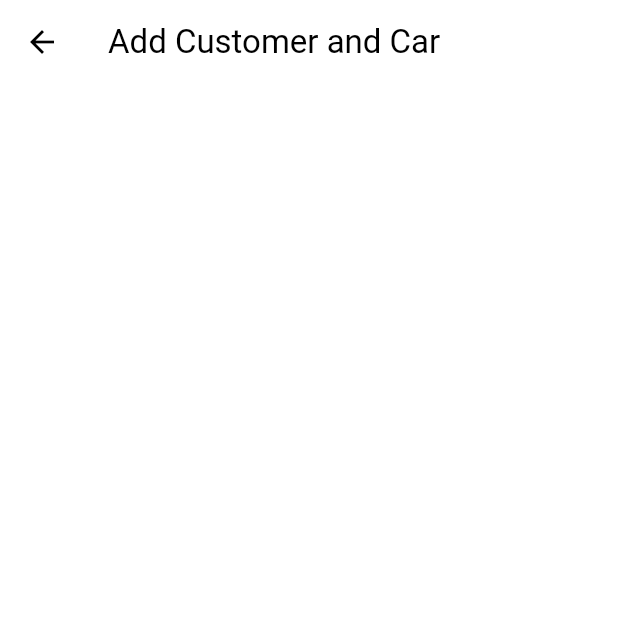
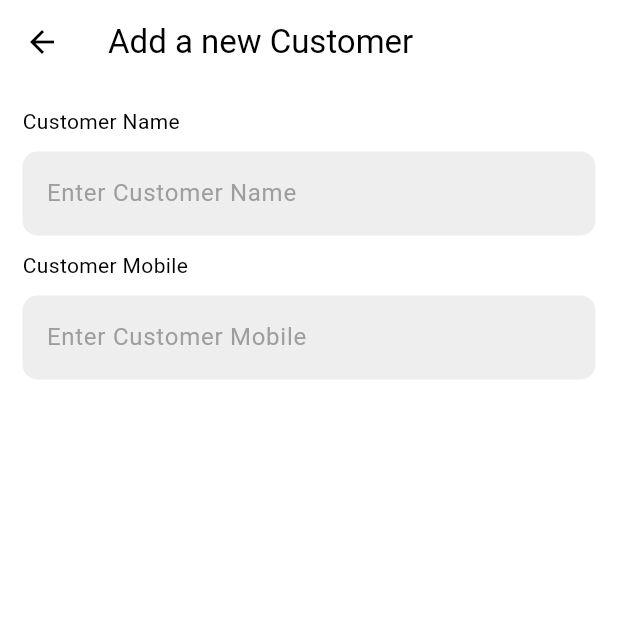
Before and after one commit to Victor-chiemerie/Solomento-records, a Flutter app: the screen it shows once a user with an empty profile is signed in, after a tap on the "add" icon, on a phone screen of 412 x 824 dp, the top half of it. Run offline on Flutter 3.47's test engine with Material 3 defaults, Android fonts, the phone set to English and light mode, and no system bars; our stand-ins replace bloc, cloud_firestore, equatable, firebase_auth, firebase_core, flutter_bloc; accounts and stored records are empty.

Commit message:
create UI to add customer

```diff
--- /dev/null
+++ b/lib/Logic/blocs/customer_bloc/customer_bloc.dart
@@ -0,0 +1,23 @@
+import 'dart:developer';
+import 'package:bloc/bloc.dart';
+import 'package:equatable/equatable.dart';
+import 'package:record_repository/record_repository.dart';
+part 'customer_event.dart';
+part 'customer_state.dart';
+
+class CustomerBloc extends Bloc<CustomerEvent, CustomerState> {
+  final RecordRepository _recordRepository;
+  CustomerBloc({required RecordRepository myRecordRepository})
+      : _recordRepository = myRecordRepository,
+        super(const CustomerState.loading()) {
+    on<GetAllCustomers>((event, emit) async {
+      try {
+        List<Customer> customers = await _recordRepository.getCustomers();
+        emit(CustomerState.success(customers));
+      } catch (error) {
+        log(error.toString());
+        emit(const CustomerState.failure());
+      }
+    });
+  }
+}
--- /dev/null
+++ b/lib/Logic/blocs/customer_bloc/customer_event.dart
@@ -0,0 +1,15 @@
+part of 'customer_bloc.dart';
+
+abstract class CustomerEvent extends Equatable {
+  const CustomerEvent();
+
+  @override
+  List<Object> get props => [];
+}
+
+class GetAllCustomers extends CustomerEvent {
+  const GetAllCustomers();
+
+  @override
+  List<Object> get props => [];
+}
--- /dev/null
+++ b/lib/Logic/blocs/customer_bloc/customer_state.dart
@@ -0,0 +1,26 @@
+part of 'customer_bloc.dart';
+
+enum CustomerStatus { success, loading, failure }
+
+class CustomerState extends Equatable {
+  final CustomerStatus status;
+  final List<Customer>? customers;
+
+  const CustomerState._({this.status = CustomerStatus.loading, this.customers,});
+
+  /// No information about [CustomerStatus].
+  const CustomerState.loading() : this._();
+
+  /// User status is [success].
+  const CustomerState.success(List<Customer>? customers)
+      : this._(
+          status: CustomerStatus.success,
+          customers: customers,
+        );
+
+  /// User status is [failure].
+  const CustomerState.failure() : this._(status: CustomerStatus.failure);
+
+  @override
+  List<Object> get props => [status];
+}
--- /dev/null
+++ b/lib/UI/customers/add_customer_page.dart
@@ -0,0 +1,57 @@
+import 'package:flutter/material.dart';
+import 'package:solomento_records/Components/text_field.dart';
+
+class AddCustomerPage extends StatefulWidget {
+  const AddCustomerPage({super.key});
+
+  @override
+  State<AddCustomerPage> createState() => _AddCustomerPageState();
+}
+
+class _AddCustomerPageState extends State<AddCustomerPage> {
+  final nameController = TextEditingController();
+  final mobileController = TextEditingController();
+
+  @override
+  Widget build(BuildContext context) {
+    return Scaffold(
+      appBar: AppBar(
+        title: const Text('Add a new Customer'),
+      ),
+      body: SingleChildScrollView(
+        physics: const AlwaysScrollableScrollPhysics(),
+        child: Padding(
+          padding: const EdgeInsets.all(15),
+          child: Form(
+            child: Column(
+              crossAxisAlignment: CrossAxisAlignment.start,
+              children: [
+                // name
+                const Text('Customer Name'),
+                const SizedBox(height: 10),
+                MyTextField(
+                  controller: nameController,
+                  hintText: 'Enter Customer Name',
+                  obscureText: false,
+                  keyboardType: TextInputType.text,
+                ),
+
+                const SizedBox(height: 10),
+
+                // mobile
+                const Text('Customer Mobile'),
+                const SizedBox(height: 10),
+                MyTextField(
+                  controller: nameController,
+                  hintText: 'Enter Customer Mobile',
+                  obscureText: false,
+                  keyboardType: TextInputType.text,
+                ),
+              ],
+            ),
+          ),
+        ),
+      ),
+    );
+  }
+}
--- a/lib/UI/home/home_page.dart
+++ b/lib/UI/home/home_page.dart
@@ -4,8 +4,8 @@ import 'package:flutter_bloc/flutter_bloc.dart';
 import 'package:solomento_records/Components/screen_size.dart';
 import 'package:solomento_records/Logic/blocs/my_user_bloc/my_user_bloc.dart';
 import 'package:solomento_records/Logic/blocs/sign_in_bloc/sign_in_bloc.dart';
+import 'package:solomento_records/UI/customers/add_customer_page.dart';
 import 'package:solomento_records/UI/customers/customers_page.dart';
-
 import '../cars/cars_page.dart';
 import 'upload_page.dart';
 
@@ -144,7 +144,7 @@ class HomePage extends StatelessWidget {
           Navigator.push(
             context,
             MaterialPageRoute(
-              builder: (context) => const UploadPage(),
+              builder: (context) => const AddCustomerPage(),
             ),
           );
         },
--- a/lib/app_view.dart
+++ b/lib/app_view.dart
@@ -48,6 +48,7 @@ class AppView extends StatelessWidget {
                     ),
                   ),
               ),
+              // BlocProvider(create: (context) => CustomerBloc(myRecordRepository: context.read<AuthenticationBloc>()))
             ],
             child: const HomePage(),
           );
--- a/packages/post_repo/lib/record_repository.dart
+++ b/packages/record_repo/lib/record_repository.dart
@@ -3,3 +3,4 @@ library record_repository;
 export 'src/models/models.dart';
 export 'src/entities/entities.dart';
 export 'src/record_repo.dart';
+export 'src/firebase_record_repository.dart';
--- a/pubspec.yaml
+++ b/pubspec.yaml
@@ -40,6 +40,8 @@ dependencies:
   # Custom Repository
   user_repository:
     path: packages/user_repo
+  record_repository:
+    path: packages/record_repo
 
 dev_dependencies:
   flutter_test:
```
Also changed, not shown: packages/record_repo/lib/src/entities/car_entity.dart (renamed from packages/post_repo/lib/src/entities/car_entity.dart), packages/record_repo/lib/src/entities/customer_entity.dart (renamed from packages/post_repo/lib/src/entities/customer_entity.dart), packages/record_repo/lib/src/entities/entities.dart (renamed from packages/post_repo/lib/src/entities/entities.dart), packages/record_repo/lib/src/firebase_record_repository.dart (renamed from packages/post_repo/lib/src/firebase_record_repository.dart), packages/record_repo/lib/src/models/car_model.dart (renamed from packages/post_repo/lib/src/models/car_model.dart), packages/record_repo/lib/src/models/customer_model.dart (renamed from packages/post_repo/lib/src/models/customer_model.dart), packages/record_repo/lib/src/models/models.dart (renamed from packages/post_repo/lib/src/models/models.dart), packages/record_repo/lib/src/record_repo.dart (renamed from packages/post_repo/lib/src/record_repo.dart), packages/record_repo/pubspec.lock (renamed from packages/post_repo/pubspec.lock), packages/record_repo/pubspec.yaml (renamed from packages/post_repo/pubspec.yaml), pubspec.lock.
